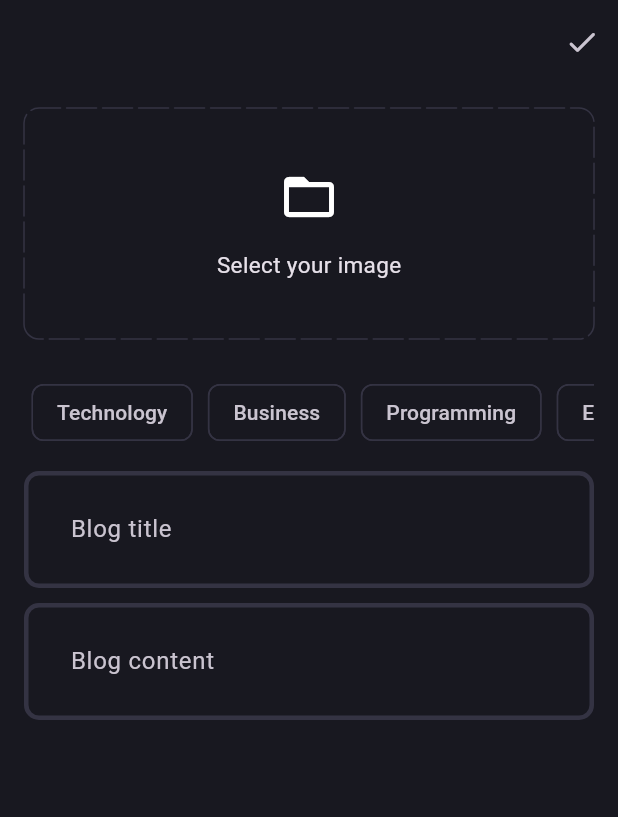
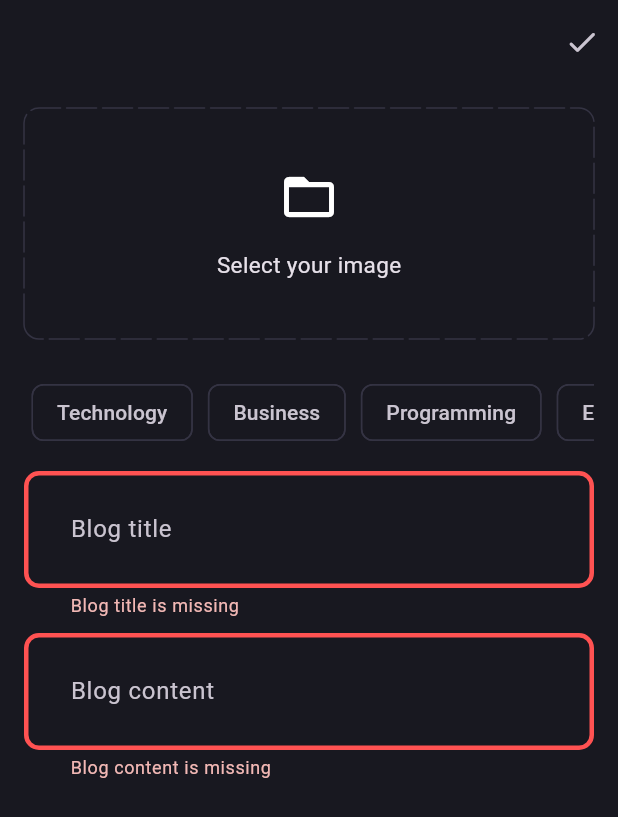
Before and after one commit to mh152796/Blog-app-Using-bloc-with-clean-architecture-, a Flutter app: the AddNewBlogPage screen opened by its route, after a tap on the "done" icon, on a phone screen of 412 x 824 dp. Shown: the top 817 px of the screen. Run offline on Flutter 3.47's test engine with Material 3 defaults, Android fonts, the phone set to English and light mode, and no system bars; drawn by our look-alikes of dotted_border; our stand-ins replace bloc, dartz, flutter_bloc, get_it, go_router, image_picker and 1 more; accounts and stored records are empty.

Commit message:
Worked On Blog Upload Feature

```diff
--- /dev/null
+++ b/lib/feature/blog/data/datasources/blog_remote_data_source.dart
@@ -0,0 +1,43 @@
+import 'dart:io';
+
+import 'package:blog_app/core/error/exceptions.dart';
+import 'package:blog_app/feature/blog/data/model/blog_model.dart';
+import 'package:supabase_flutter/supabase_flutter.dart';
+
+abstract interface class BlogRemoteDataSource {
+  Future<BlogModel> uploadBlog(BlogModel blog);
+
+  Future<String> uploadBlogImage({required File file, required BlogModel blog});
+}
+
+class BlogRemoteDataSourceImpl implements BlogRemoteDataSource {
+  final SupabaseClient supabaseClient;
+
+  BlogRemoteDataSourceImpl(this.supabaseClient);
+
+  @override
+  Future<BlogModel> uploadBlog(BlogModel blog) async {
+    try {
+      final blogData = await supabaseClient
+          .from("blogs")
+          .insert(blog.toJson())
+          .select();
+      return BlogModel.fromJson(blogData.first);
+    } catch (e) {
+      throw ServerException(e.toString());
+    }
+  }
+
+  @override
+  Future<String> uploadBlogImage({
+    required File file,
+    required BlogModel blog,
+  }) async {
+    try {
+      await supabaseClient.storage.from('blog_images').upload(blog.id, file);
+      return supabaseClient.storage.from('blog_images').getPublicUrl(blog.id);
+    } catch (e) {
+      throw ServerException(e.toString());
+    }
+  }
+}
--- /dev/null
+++ b/lib/feature/blog/data/model/blog_model.dart
@@ -0,0 +1,67 @@
+import 'package:json_annotation/json_annotation.dart';
+import 'package:blog_app/feature/blog/domain/entities/blog_entity.dart';
+
+part 'blog_model.g.dart';
+
+@JsonSerializable()
+class BlogModel extends BlogEntity {
+  @JsonKey(name: 'id')
+  final String id;
+
+  @JsonKey(name: 'poster_id')
+  final String posterId;
+
+  @JsonKey(name: 'title')
+  final String title;
+
+  @JsonKey(name: 'content')
+  final String content;
+
+  @JsonKey(name: 'image_url')
+  final String imageUrl;
+
+  @JsonKey(name: 'topics')
+  @JsonKey(defaultValue: [])
+  final List<String> topics;
+
+  @JsonKey(name: 'updated_at')
+  final DateTime updatedAt;
+
+  BlogModel({
+    required this.id,
+    required this.posterId,
+    required this.title,
+    required this.content,
+    required this.imageUrl,
+    required this.topics,
+    required this.updatedAt,
+  }) : super(id, posterId, title, content, imageUrl, topics, updatedAt);
+
+  factory BlogModel.fromJson(Map<String, dynamic> json) {
+    json['updated_at'] ??= DateTime.now().toIso8601String();
+    return _$BlogModelFromJson(json);
+  }
+
+  Map<String, dynamic> toJson() => _$BlogModelToJson(this);
+
+  BlogModel copyWith({
+    String? id,
+    String? posterId,
+    String? title,
+    String? content,
+    String? imageUrl,
+    List<String>? topics,
+    DateTime? updatedAt,
+  }) {
+
+    return BlogModel(
+      id: id ?? this.id,
+      posterId: posterId ?? this.posterId,
+      title: title ?? this.title,
+      content: content ?? this.content,
+      imageUrl: imageUrl ?? this.imageUrl,
+      topics: topics ?? this.topics,
+      updatedAt: updatedAt ?? this.updatedAt,
+    );
+  }
+}
--- /dev/null
+++ b/lib/feature/blog/data/repositories/blog_repository_impl.dart
@@ -0,0 +1,45 @@
+import 'dart:io';
+
+import 'package:blog_app/core/error/failures.dart';
+import 'package:blog_app/feature/blog/data/datasources/blog_remote_data_source.dart';
+import 'package:blog_app/feature/blog/data/model/blog_model.dart';
+import 'package:blog_app/feature/blog/domain/entities/blog_entity.dart';
+import 'package:blog_app/feature/blog/domain/repositoris/blog_repository.dart';
+import 'package:dartz/dartz.dart';
+import 'package:uuid/uuid.dart';
+
+final class BlogRepositoryImpl extends BlogRepository {
+  final BlogRemoteDataSource blogRemoteDataSource;
+
+  BlogRepositoryImpl(this.blogRemoteDataSource);
+
+  @override
+  Future<Either<Failures, BlogEntity>> uploadBlog({
+    required File images,
+    required String title,
+    required String content,
+    required String posterId,
+    required List<String> topics,
+  }) async {
+    BlogModel blogModel = BlogModel(
+      id: const Uuid().v1(),
+      posterId: posterId,
+      title: title,
+      content: content,
+      imageUrl: '',
+      topics: topics,
+      updatedAt: DateTime.now(),
+    );
+
+    return await request(
+      request: () async {
+        final res = await blogRemoteDataSource.uploadBlogImage(
+          file: images,
+          blog: blogModel,
+        );
+        final blog = blogModel.copyWith(imageUrl: res);
+        return await blogRemoteDataSource.uploadBlog(blog);
+      },
+    );
+  }
+}
--- /dev/null
+++ b/lib/feature/blog/domain/entities/blog_entity.dart
@@ -0,0 +1,19 @@
+class BlogEntity {
+  final String id;
+  final String posterId;
+  final String title;
+  final String content;
+  final String imageUrl;
+  final List<String> topics;
+  final DateTime updatedAt;
+
+  BlogEntity(
+    this.id,
+    this.posterId,
+    this.title,
+    this.content,
+    this.imageUrl,
+    this.topics,
+    this.updatedAt,
+  );
+}
--- /dev/null
+++ b/lib/feature/blog/domain/repositoris/blog_repository.dart
@@ -0,0 +1,17 @@
+import 'dart:io';
+
+import 'package:blog_app/feature/blog/domain/entities/blog_entity.dart';
+import 'package:dartz/dartz.dart';
+
+import '../../../../core/base/repository.dart';
+import '../../../../core/error/failures.dart';
+
+abstract base class BlogRepository extends BaseRepository<BlogEntity>{
+  Future<Either<Failures, BlogEntity>> uploadBlog({
+    required File images,
+    required String title,
+    required String content,
+    required String posterId,
+    required List<String> topics,
+  });
+}
--- /dev/null
+++ b/lib/feature/blog/domain/use_case/upload_blog.dart
@@ -0,0 +1,41 @@
+import 'dart:io';
+
+import 'package:blog_app/core/base/use_case.dart';
+import 'package:blog_app/core/error/failures.dart';
+import 'package:blog_app/feature/blog/domain/entities/blog_entity.dart';
+import 'package:dartz/dartz.dart';
+
+import '../repositoris/blog_repository.dart';
+
+class UploadBlog implements UseCase<UploadBlogParams, BlogEntity> {
+  final BlogRepository blogRepository;
+
+  const UploadBlog(this.blogRepository);
+
+  @override
+  Future<Either<Failures, BlogEntity>> call(request) async {
+    return await blogRepository.uploadBlog(
+      images: request.image,
+      title: request.title,
+      content: request.content,
+      posterId: request.posterId,
+      topics: request.topics,
+    );
+  }
+}
+
+class UploadBlogParams {
+  final String posterId;
+  final String title;
+  final String content;
+  final File image;
+  final List<String> topics;
+
+  UploadBlogParams({
+    required this.posterId,
+    required this.title,
+    required this.content,
+    required this.image,
+    required this.topics,
+  });
+}
--- /dev/null
+++ b/lib/feature/blog/presentation/bloc/blog_bloc.dart
@@ -0,0 +1,35 @@
+import 'dart:io';
+
+import 'package:bloc/bloc.dart';
+import 'package:blog_app/feature/blog/domain/use_case/upload_blog.dart';
+import 'package:meta/meta.dart';
+
+part 'blog_event.dart';
+
+part 'blog_state.dart';
+
+class BlogBloc extends Bloc<BlogEvent, BlogState> {
+  final UploadBlog uploadBlog;
+
+  BlogBloc(this.uploadBlog) : super(BlogInitial()) {
+    on<BlogEvent>((event, emit) => emit(BlogLoading()));
+    on<BlogUploadEvent>(_uploadBlog);
+  }
+
+  Future<void> _uploadBlog(
+    BlogUploadEvent event,
+    Emitter<BlogState> emit,
+  ) async {
+    final res = await uploadBlog(
+      UploadBlogParams(
+        posterId: event.posterId,
+        title: event.title,
+        content: event.content,
+        image: event.image,
+        topics: event.topics,
+      ),
+    );
+
+    res.fold((l) => emit(BlogFailure(l.message)), (r) => emit(BlogSuccess()));
+  }
+}
--- /dev/null
+++ b/lib/feature/blog/presentation/bloc/blog_event.dart
@@ -0,0 +1,14 @@
+part of 'blog_bloc.dart';
+
+@immutable
+sealed class BlogEvent {}
+
+final class BlogUploadEvent extends BlogEvent {
+  final String posterId;
+  final String title;
+  final String content;
+  final File image;
+  final List<String> topics;
+
+  BlogUploadEvent(this.posterId, this.title, this.content, this.image, this.topics);
+}
--- /dev/null
+++ b/lib/feature/blog/presentation/bloc/blog_state.dart
@@ -0,0 +1,18 @@
+part of 'blog_bloc.dart';
+
+@immutable
+sealed class BlogState {}
+
+final class BlogInitial extends BlogState {}
+
+final class BlogLoading extends BlogState {}
+
+final class BlogFailure extends BlogState {
+  final String message;
+
+  BlogFailure(this.message);
+}
+
+final class BlogSuccess extends BlogState {
+
+}
--- a/lib/feature/blog/presentation/pages/add_new_blog_page.dart
+++ b/lib/feature/blog/presentation/pages/add_new_blog_page.dart
@@ -1,6 +1,12 @@
+import 'dart:io';
+
+import 'package:blog_app/core/common/cubits/app_user/app_user_cubit.dart';
 import 'package:blog_app/core/theme/app_pallete.dart';
+import 'package:blog_app/core/utils/pick_image.dart';
+import 'package:blog_app/feature/blog/presentation/bloc/blog_bloc.dart';
 import 'package:dotted_border/dotted_border.dart';
 import 'package:flutter/material.dart';
+import 'package:flutter_bloc/flutter_bloc.dart';
 
 import '../widgets/blog_editor.dart';
 
@@ -14,6 +20,18 @@ class AddNewBlogPage extends StatefulWidget {
 class _AddNewBlogPageState extends State<AddNewBlogPage> {
   final TextEditingController titleController = TextEditingController();
   final TextEditingController contentController = TextEditingController();
+  final formKey = GlobalKey<FormState>();
+  List<String> selectedTopics = [];
+  File? image;
+
+  void pickedImage() async {
+    final pickedImage = await pickImage();
+    if (pickedImage != null) {
+      setState(() {
+        image = pickedImage;
+      });
+    }
+  }
 
   @override
   void dispose() {
@@ -21,25 +39,59 @@ class _AddNewBlogPageState extends State<AddNewBlogPage> {
     contentController.dispose();
     super.dispose();
   }
+
   @override
   Widget build(BuildContext context) {
     return Scaffold(
       appBar: AppBar(
-        actions: [IconButton(onPressed: () {}, icon: Icon(Icons.done_rounded))],
+        actions: [IconButton(onPressed: () {
+          if ((formKey.currentState?.validate() ?? false) && image != null &&
+              selectedTopics.isNotEmpty) {
+            final posterId = (context.read<AppUserCubit>().state as AppUserLoggedIn).userEntity.;
+            context.read<BlogBloc>().add(BlogUploadEvent(
+                posterId,
+                title,
+                content,
+                image,
+                topics
+            ));
+          }
+        }, icon: Icon(Icons.done_rounded))
+        ],
       ),
       body: Padding(
         padding: const EdgeInsets.all(16.0),
         child: SingleChildScrollView(
+          child: Form(
+            key: formKey,
             child: Column(
               children: [
-              DottedBorder(
+                image != null
+                    ? GestureDetector(
+                  onTap: () => pickedImage,
+                  child: SizedBox(
+                    height: 150,
+                    width: double.infinity,
+                    child: ClipRRect(
+                      borderRadius: BorderRadiusGeometry.all(
+                        Radius.circular(10),
+                      ),
+                      child: Image.file(image!, fit: BoxFit.cover),
+                    ),
+                  ),
+                )
+                    : GestureDetector(
+                  onTap: () {
+                    pickedImage();
+                  },
+                  child: DottedBorder(
                     options: RoundedRectDottedBorderOptions(
                       strokeCap: StrokeCap.round,
                       color: AppPallete.borderColor,
                       radius: Radius.circular(10),
                       dashPattern: const [20, 4],
                     ),
-                child: Container(
+                    child: SizedBox(
                       height: 150,
                       width: double.infinity,
                       child: const Column(
@@ -48,33 +100,43 @@ class _AddNewBlogPageState extends State<AddNewBlogPage> {
                         children: [
                           Icon(Icons.folder_open, size: 40),
                           SizedBox(height: 15),
-                      Text("Select your image", style: TextStyle(fontSize: 15)),
+                          Text(
+                            "Select your image",
+                            style: TextStyle(fontSize: 15),
+                          ),
                         ],
                       ),
                     ),
                   ),
-              SizedBox(height: 20,),
+                ),
+                SizedBox(height: 20),
                 SingleChildScrollView(
                   scrollDirection: Axis.horizontal,
                   child: Row(
-                  children: [
-                    "Technology",
-                    "Business",
-                    "Programming",
-                    "Entertainment",
-                  ].map((e) => Padding(
+                    children:
+                    ["Technology", "Business", "Programming", "Entertainment"]
+                        .map(
+                          (e) =>
+                          Padding(
                             padding: const EdgeInsets.all(5.0),
-                    child: Chip(label: Text(e), side: BorderSide(
-                      color: AppPallete.borderColor,
-                    ),),
-                  ),).toList(),
+                            child: Chip(
+                              label: Text(e),
+                              side: BorderSide(color: AppPallete.borderColor),
                             ),
                           ),
-              SizedBox(height: 10,),
-              BlogEditor(controller: titleController, hintText: "Blog title",),
-              SizedBox(height: 10,),
-              BlogEditor(controller: contentController, hintText: "Blog content",)
+                    )
+                        .toList(),
+                  ),
+                ),
+                SizedBox(height: 10),
+                BlogEditor(controller: titleController, hintText: "Blog title"),
+                SizedBox(height: 10),
+                BlogEditor(
+                  controller: contentController,
+                  hintText: "Blog content",
+                ),
               ],
+            ),
           ),
         ),
       ),
--- a/lib/feature/blog/presentation/widgets/blog_editor.dart
+++ b/lib/feature/blog/presentation/widgets/blog_editor.dart
@@ -3,15 +3,24 @@ import 'package:flutter/material.dart';
 class BlogEditor extends StatelessWidget {
   final TextEditingController controller;
   final String hintText;
-  const BlogEditor({super.key, required this.controller, required this.hintText});
+
+  const BlogEditor({
+    super.key,
+    required this.controller,
+    required this.hintText,
+  });
 
   @override
   Widget build(BuildContext context) {
     return TextFormField(
       maxLines: null,
-      decoration: InputDecoration(
-        hintText: hintText,
-      ),
+      decoration: InputDecoration(hintText: hintText),
+      validator: (value) {
+        if (value!.isEmpty) {
+          return "$hintText is missing";
+        }
+        return null;
+      },
     );
   }
 }
--- a/lib/main.dart
+++ b/lib/main.dart
@@ -2,6 +2,7 @@ import 'package:blog_app/core/common/cubits/app_user/app_user_cubit.dart';
 import 'package:blog_app/core/theme/theme.dart';
 import 'package:blog_app/dependency.dart';
 import 'package:blog_app/feature/auth/presentation/bloc/auth_bloc.dart';
+import 'package:blog_app/feature/blog/presentation/bloc/blog_bloc.dart';
 import 'package:flutter/material.dart';
 import 'package:flutter_bloc/flutter_bloc.dart';
 
@@ -20,6 +21,9 @@ Future<void> main() async {
         ),
         BlocProvider(
           create: (_) => serviceLocator<AuthBloc>(),
+        ),
+        BlocProvider(
+          create: (_) => serviceLocator<BlogBloc>(),
         ),
       ],
       child: const MyApp(),
--- a/pubspec.yaml
+++ b/pubspec.yaml
@@ -44,6 +44,7 @@ dependencies:
   json_annotation: ^4.9.0
   dotted_border: ^3.1.0
   image_picker: ^1.1.2
+  uuid: ^4.5.1
 
 dev_dependencies:
   flutter_test:
```
Also changed, not shown: lib/dependency.dart (+24 -2 lines), lib/feature/blog/data/model/blog_model.g.dart (added), pubspec.lock. Lines whose indentation alone changed are shown as unchanged.
